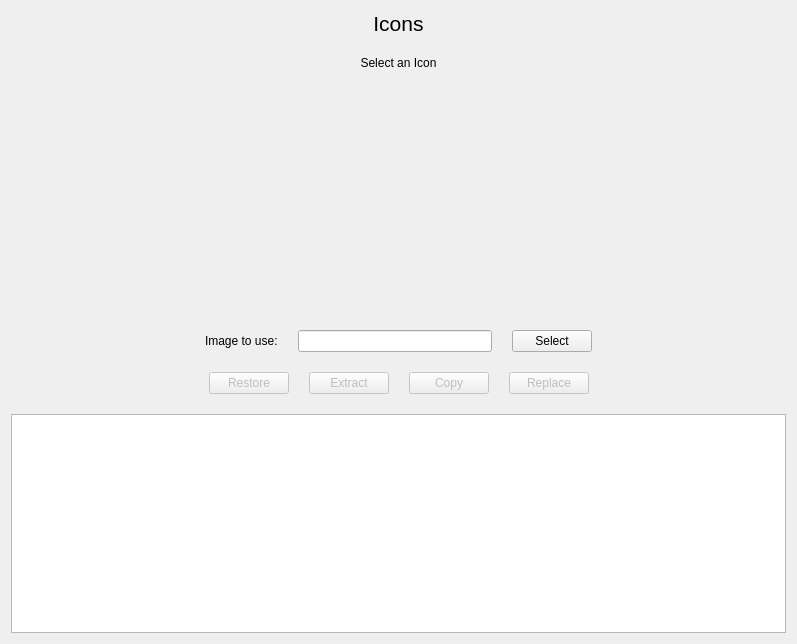
The window that qtdesigner/ui/icon.ui (Nauder/floowandereeze-and-modding-qt) describes before a commit, drawn with Qt 5.
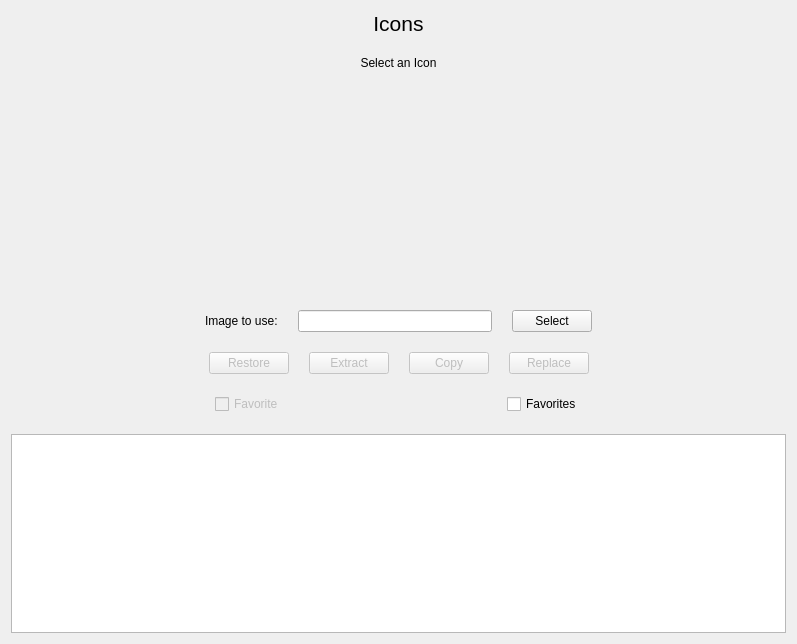
The same window after the commit. Icons and pictures are not drawn.

Commit message:
feat: add favorites system and enhanced search functionality
- Add favorite toggle functionality for cards, sleeves, and icons
- Implement favorites filtering across all item types
- Add description search capability for cards
- Enhance sleeve border rendering with fade effects
- Update UI components with new checkboxes for favorites and search options
- Improve list models to support favorite status and filtering
- Add image utility functions for sleeve border processing
- Update documentation for card features

The edit to the form file:
```diff
--- a/qtdesigner/ui/icon.ui
+++ b/qtdesigner/ui/icon.ui
@@ -366,6 +366,66 @@
      </item>
     </layout>
    </item>
+   <item>
+    <layout class="QHBoxLayout" name="favoritesLayout">
+     <item>
+      <spacer name="horizontalSpacer_9">
+       <property name="orientation">
+        <enum>Qt::Orientation::Horizontal</enum>
+       </property>
+       <property name="sizeHint" stdset="0">
+        <size>
+         <width>40</width>
+         <height>20</height>
+        </size>
+       </property>
+      </spacer>
+     </item>
+     <item>
+      <widget class="QCheckBox" name="favoriteBox">
+       <property name="enabled">
+        <bool>false</bool>
+       </property>
+       <property name="text">
+        <string>Favorite</string>
+       </property>
+      </widget>
+     </item>
+     <item>
+      <spacer name="horizontalSpacer_10">
+       <property name="orientation">
+        <enum>Qt::Orientation::Horizontal</enum>
+       </property>
+       <property name="sizeHint" stdset="0">
+        <size>
+         <width>40</width>
+         <height>20</height>
+        </size>
+       </property>
+      </spacer>
+     </item>
+     <item>
+      <widget class="QCheckBox" name="favoritesBox">
+       <property name="text">
+        <string>Favorites</string>
+       </property>
+      </widget>
+     </item>
+     <item>
+      <spacer name="horizontalSpacer_11">
+       <property name="orientation">
+        <enum>Qt::Orientation::Horizontal</enum>
+       </property>
+       <property name="sizeHint" stdset="0">
+        <size>
+         <width>40</width>
+         <height>20</height>
+        </size>
+       </property>
+      </spacer>
+     </item>
+    </layout>
+   </item>
    <item>
     <widget class="QListView" name="iconsView">
      <property name="cursor" stdset="0">
```
The commit also changes 18 other files.
